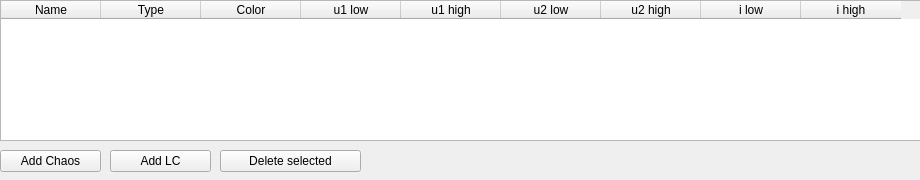
Old version of the form widgets/testinputwidget.ui in the repository zsolt-racz/chua-trajectory-visualiser.
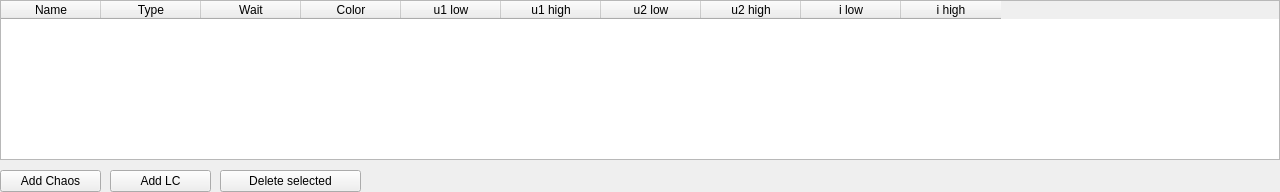
New version of the form.

What changed in the file:
```diff
--- a/widgets/testinputwidget.ui
+++ b/widgets/testinputwidget.ui
@@ -6,8 +6,8 @@
    <rect>
     <x>0</x>
     <y>0</y>
-    <width>920</width>
-    <height>180</height>
+    <width>1280</width>
+    <height>192</height>
    </rect>
   </property>
   <property name="windowTitle">
@@ -18,8 +18,8 @@
     <rect>
      <x>0</x>
      <y>0</y>
-     <width>921</width>
-     <height>141</height>
+     <width>1280</width>
+     <height>160</height>
     </rect>
    </property>
    <column>
@@ -32,6 +32,11 @@
      <string>Type</string>
     </property>
    </column>
+   <column>
+    <property name="text">
+     <string>Wait</string>
+    </property>
+   </column>
    <column>
     <property name="text">
      <string>Color</string>
@@ -72,7 +77,7 @@
    <property name="geometry">
     <rect>
      <x>0</x>
-     <y>150</y>
+     <y>170</y>
      <width>101</width>
      <height>22</height>
     </rect>
@@ -85,7 +90,7 @@
    <property name="geometry">
     <rect>
      <x>110</x>
-     <y>150</y>
+     <y>170</y>
      <width>101</width>
      <height>22</height>
     </rect>
@@ -98,7 +103,7 @@
    <property name="geometry">
     <rect>
      <x>220</x>
-     <y>150</y>
+     <y>170</y>
      <width>141</width>
      <height>22</height>
     </rect>
```
